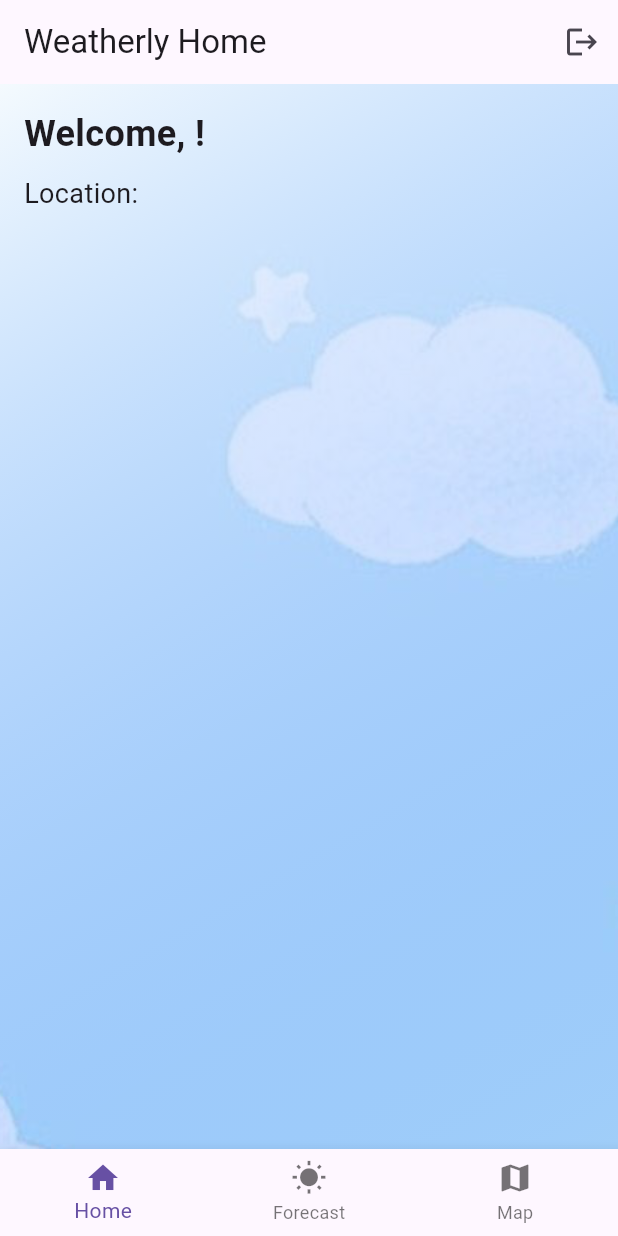
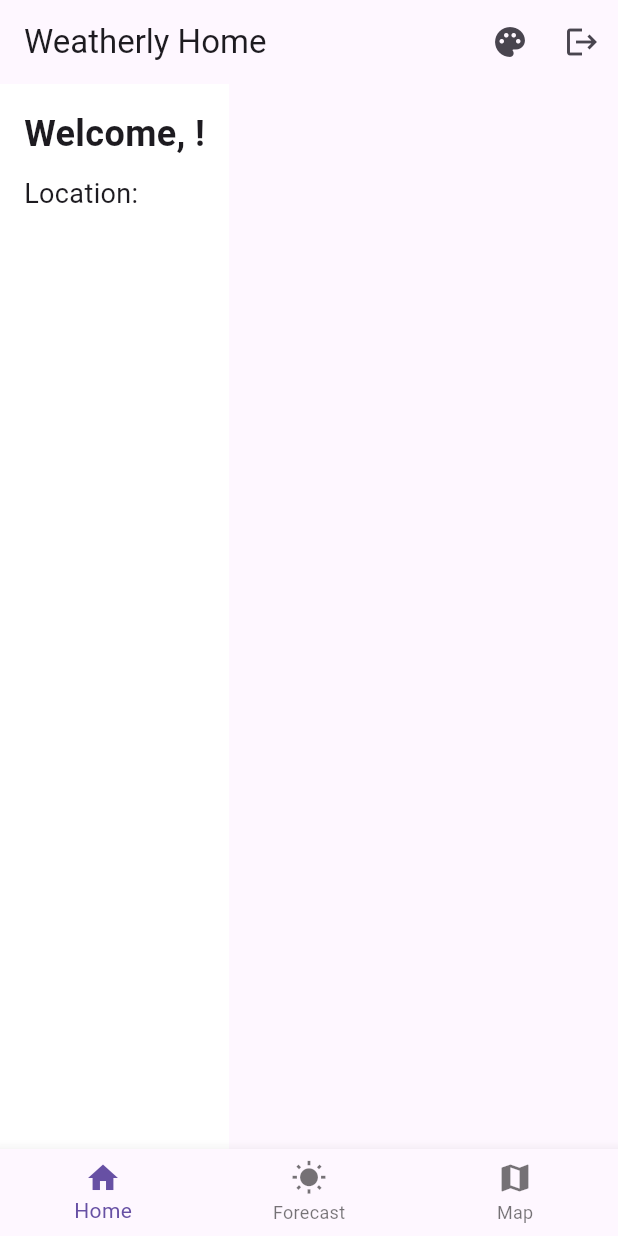
Before and after one commit to anguyen221/Weatherly, a Flutter app: the screen it shows once a user with an empty profile is signed in, on a phone screen of 412 x 824 dp. Run offline on Flutter 3.47's test engine with Material 3 defaults, Android fonts, the phone set to English and light mode, and no system bars; our stand-ins replace cloud_firestore, firebase_auth, firebase_core, flutter_map, latlong2, location and 1 more; accounts and stored records are empty.

Commit message:
Updated home_screen.dart to remove BG and add theme selector

```diff
--- a/lib/screens/home_screen.dart
+++ b/lib/screens/home_screen.dart
@@ -1,11 +1,11 @@
-// ignore_for_file: avoid_print, use_build_context_synchronously
-
 import 'package:flutter/material.dart';
 import 'login_screen.dart';
 import '../services/auth_service.dart';
 import 'package:cloud_firestore/cloud_firestore.dart';
 import 'forecast_screen.dart';
 import 'map_screen.dart';
+import 'themes.dart';
+import 'theme_selector.dart';
 
 class HomeScreen extends StatefulWidget {
   const HomeScreen({super.key});
@@ -22,6 +22,13 @@ class _HomeScreenState extends State<HomeScreen> {
   void initState() {
     super.initState();
     userDataFuture = _loadUserData();
+
+    if (AppThemes.selectedTheme == null) {
+      AppThemes.loadTheme().then((theme) {
+        AppThemes.selectedTheme = ValueNotifier<String?>(theme);
+        setState(() {});
+      });
+    }
   }
 
   Future<Map<String, String?>> _loadUserData() async {
@@ -58,17 +65,18 @@ class _HomeScreenState extends State<HomeScreen> {
     });
 
     final userData = await userDataFuture!;
+    final location = userData['location'];
+    if (location == null) return;
 
-    if (index == 1) {
-      final location = userData['location'];
+    final coordinates = location.split(',');
+    if (coordinates.length != 2) return;
 
-      if (location != null) {
-        final coordinates = location.split(',');
-        if (coordinates.length == 2) {
     final latitude = double.tryParse(coordinates[0]);
     final longitude = double.tryParse(coordinates[1]);
 
-          if (latitude != null && longitude != null) {
+    if (latitude == null || longitude == null) return;
+
+    if (index == 1) {
       Navigator.push(
         context,
         MaterialPageRoute(
@@ -80,19 +88,7 @@ class _HomeScreenState extends State<HomeScreen> {
           ),
         ),
       );
-          }
-        }
-      }
     } else if (index == 2) {
-      final location = userData['location'];
-
-      if (location != null) {
-        final coordinates = location.split(',');
-        if (coordinates.length == 2) {
-          final latitude = double.tryParse(coordinates[0]);
-          final longitude = double.tryParse(coordinates[1]);
-
-          if (latitude != null && longitude != null) {
       Navigator.push(
         context,
         MaterialPageRoute(
@@ -104,16 +100,26 @@ class _HomeScreenState extends State<HomeScreen> {
       );
     }
   }
-      }
-    }
-  }
 
   @override
   Widget build(BuildContext context) {
+    return ValueListenableBuilder<String?>(
+      valueListenable: AppThemes.selectedTheme ?? ValueNotifier(null),
+      builder: (context, selectedTheme, _) {
         return Scaffold(
           appBar: AppBar(
             title: const Text("Weatherly Home"),
             actions: [
+              IconButton(
+                icon: const Icon(Icons.palette),
+                tooltip: "Choose Theme",
+                onPressed: () {
+                  Navigator.push(
+                    context,
+                    MaterialPageRoute(builder: (_) => const ThemeSelectorScreen()),
+                  );
+                },
+              ),
               IconButton(
                 icon: const Icon(Icons.logout),
                 onPressed: _logout,
@@ -135,32 +141,9 @@ class _HomeScreenState extends State<HomeScreen> {
               final username = userData?['username'];
               final location = userData?['location'];
 
-          return Stack(
-            children: [
-              Container(
-                decoration: const BoxDecoration(
-                  image: DecorationImage(
-                    image: AssetImage('assets/cloudbg.jpg'),
-                    repeat: ImageRepeat.repeat,
-                    fit: BoxFit.none,
-                  ),
-                ),
-              ),
-
-              Container(
-                decoration: BoxDecoration(
-                  gradient: LinearGradient(
-                    colors: [
-                      Colors.white.withOpacity(0.85),
-                      Colors.blueAccent.withOpacity(0.2),
-                    ],
-                    begin: Alignment.topLeft,
-                    end: Alignment.bottomRight,
-                  ),
-                ),
-              ),
-
-              Padding(
+              return Container(
+                decoration: AppThemes.getBackgroundDecoration(selectedTheme),
+                child: Padding(
                   padding: const EdgeInsets.all(16.0),
                   child: Column(
                     crossAxisAlignment: CrossAxisAlignment.start,
@@ -182,7 +165,6 @@ class _HomeScreenState extends State<HomeScreen> {
                     ],
                   ),
                 ),
-            ],
               );
             },
           ),
@@ -205,5 +187,7 @@ class _HomeScreenState extends State<HomeScreen> {
             ],
           ),
         );
+      },
+    );
   }
 }
```
Lines whose indentation alone changed are shown as unchanged.
